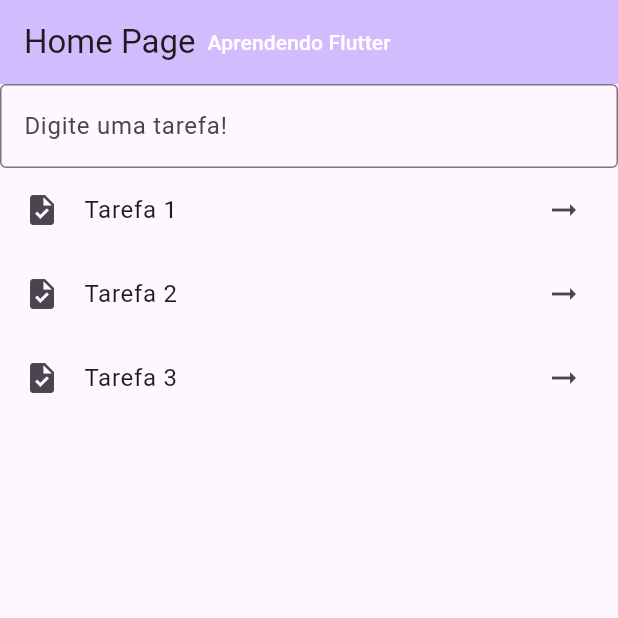
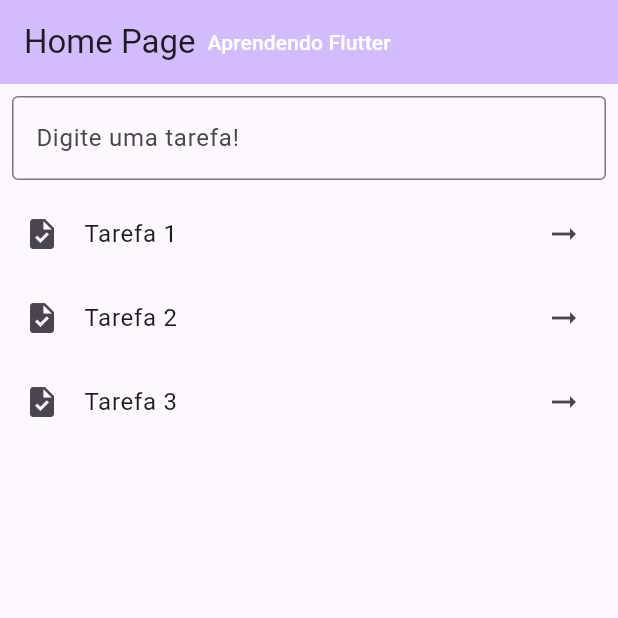
Before and after one commit to millena-kppn/Primeira-Application-Flutter, a Flutter app: the screen it shows after launch, on a phone screen of 412 x 824 dp, the top half of it. Run offline on Flutter 3.47's test engine with Material 3 defaults, Android fonts, the phone set to English and light mode, and no system bars.

Commit message:
Adicionando padding na estilização

```diff
--- a/lib/pages/home_page.dart
+++ b/lib/pages/home_page.dart
@@ -27,10 +27,13 @@ class _MyHomePageState extends State<MyHomePage> {
       ),
       body: Column(
         children: [
-          TextFormField(
-            decoration: InputDecoration(
-              border: OutlineInputBorder(),
-              labelText: "Digite uma tarefa!",
+          Padding(
+            padding: const EdgeInsets.all(8.0),
+            child: TextFormField(
+              decoration: InputDecoration(
+                border: OutlineInputBorder(),
+                labelText: "Digite uma tarefa!",
+              ),
             ),
           ),
           Expanded(
```
